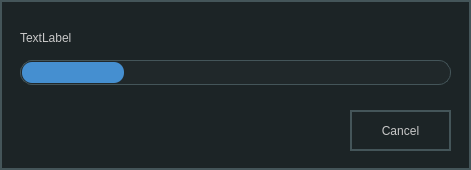
Qt form src/buildwindow.ui (aporto/mariamole) before a commit.
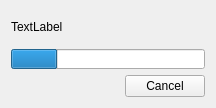
The same form after that commit.

```diff
--- a/src/buildwindow.ui
+++ b/src/buildwindow.ui
@@ -6,39 +6,45 @@
    <rect>
     <x>0</x>
     <y>0</y>
-    <width>471</width>
-    <height>170</height>
+    <width>216</width>
+    <height>108</height>
    </rect>
   </property>
   <property name="windowTitle">
    <string>BuildWindow</string>
   </property>
   <property name="styleSheet">
-   <string notr="true">color:rgb(200,200,200);
-background-color: rgb(28, 36, 38);
-selection-background-color: rgb(68, 85, 89);
-border-style: outset;
-border-width: 2px;
-border:2px solid rgb(68, 85, 89);</string>
-  </property>
-  <widget class="QProgressBar" name="progressBar">
-   <property name="geometry">
-    <rect>
-     <x>20</x>
-     <y>60</y>
-     <width>431</width>
-     <height>25</height>
-    </rect>
-   </property>
-   <property name="styleSheet">
-    <string notr="true">QProgressBar:horizontal {
-border: 1px solid rgb(68, 85, 89);
-border-radius: 12px;
-background: rgb(32,40,42);
+   <string notr="true">QWidget {
+	color:rgb(200,200,200);
+	background-color: rgb(28, 36, 38);
+	selection-background-color: rgb(68, 85, 89);
+	border-style: outset;
+	border-width: 2px;
+	border:2px solid rgb(68, 85, 89);
+}
+
+QLabel {
+	border-style: none;\n
+}
+
+QPushButton {
+	border-style: outset;
+	border-width: 2px;
+	border:2px solid rgb(68, 85, 89);
+	background-color: rgb(38, 46, 48);
+	padding: 5px 10px;
+}
+
+QProgressBar:horizontal {
+border: 0px solid rgb(68, 85, 89);
+border-radius: 20px;
+background: rgb(48,56, 58);
+
 padding: 1px;
+
 }
 QProgressBar::chunk:horizontal {
-border-radius: 10px;
+border-radius: 20px;
 border-bottom-right-radius: 10px;
 border-bottom-left-radius: 10px;
 border-top-right-radius: 10px;
@@ -48,50 +54,73 @@
 QProgressBar::chunk:horizontal {
 	background: rgb(69, 143, 208);
 }</string>
-   </property>
-   <property name="value">
-    <number>24</number>
-   </property>
-   <property name="textVisible">
-    <bool>false</bool>
-   </property>
-  </widget>
-  <widget class="QPushButton" name="btnCancel">
-   <property name="geometry">
-    <rect>
-     <x>350</x>
-     <y>110</y>
-     <width>101</width>
-     <height>41</height>
-    </rect>
-   </property>
-   <property name="styleSheet">
-    <string notr="true">border-style: outset;
-border-width: 2px;
-border:2px solid rgb(68, 85, 89);
-</string>
-   </property>
-   <property name="text">
-    <string>Cancel</string>
-   </property>
-  </widget>
-  <widget class="QLabel" name="label">
-   <property name="geometry">
-    <rect>
-     <x>20</x>
-     <y>30</y>
-     <width>421</width>
-     <height>16</height>
-    </rect>
-   </property>
-   <property name="styleSheet">
-    <string notr="true">border-style: none;
-</string>
-   </property>
-   <property name="text">
-    <string>TextLabel</string>
-   </property>
-  </widget>
+  </property>
+  <layout class="QGridLayout" name="gridLayout">
+   <item row="0" column="0">
+    <layout class="QVBoxLayout" name="verticalLayout">
+     <item>
+      <widget class="QLabel" name="label">
+       <property name="styleSheet">
+        <string notr="true"/>
+       </property>
+       <property name="text">
+        <string>TextLabel</string>
+       </property>
+      </widget>
+     </item>
+     <item>
+      <layout class="QVBoxLayout" name="verticalLayout_2">
+       <item>
+        <widget class="QProgressBar" name="progressBar">
+         <property name="maximumSize">
+          <size>
+           <width>16777215</width>
+           <height>20</height>
+          </size>
+         </property>
+         <property name="styleSheet">
+          <string notr="true"/>
+         </property>
+         <property name="value">
+          <number>24</number>
+         </property>
+         <property name="textVisible">
+          <bool>false</bool>
+         </property>
+        </widget>
+       </item>
+      </layout>
+     </item>
+     <item>
+      <layout class="QHBoxLayout" name="horizontalLayout">
+       <item>
+        <spacer name="horizontalSpacer">
+         <property name="orientation">
+          <enum>Qt::Horizontal</enum>
+         </property>
+         <property name="sizeHint" stdset="0">
+          <size>
+           <width>40</width>
+           <height>20</height>
+          </size>
+         </property>
+        </spacer>
+       </item>
+       <item>
+        <widget class="QPushButton" name="btnCancel">
+         <property name="styleSheet">
+          <string notr="true"/>
+         </property>
+         <property name="text">
+          <string>Cancel</string>
+         </property>
+        </widget>
+       </item>
+      </layout>
+     </item>
+    </layout>
+   </item>
+  </layout>
  </widget>
  <layoutdefault spacing="6" margin="11"/>
  <resources/>
```
